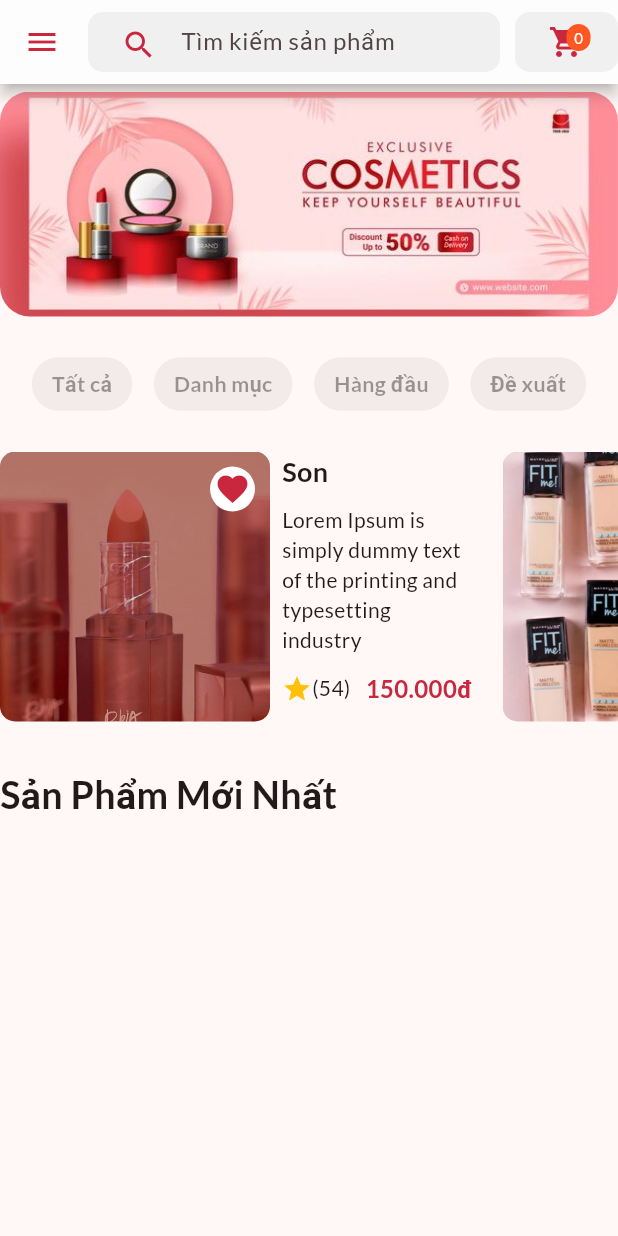
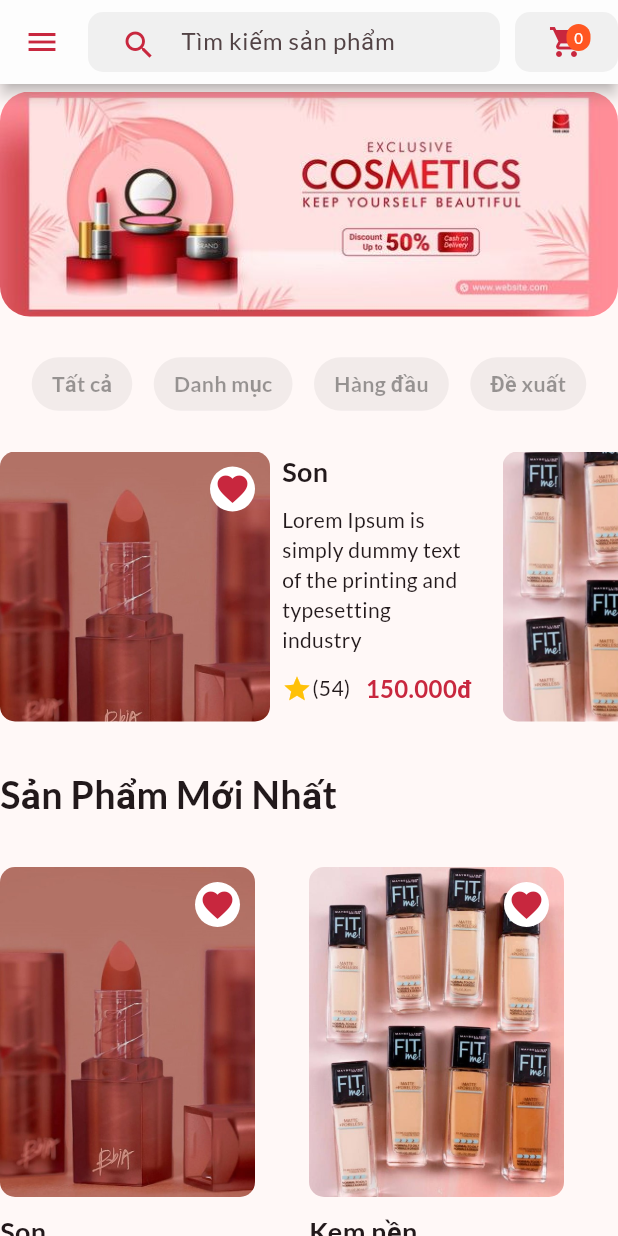
Before and after one commit to lesacIT/my_shop, a Flutter app: the ProductsOverviewScreen screen opened directly, on a phone screen of 412 x 824 dp. Run offline on Flutter 3.47's test engine with Material 3 defaults, Android fonts, the phone set to English and light mode, and no system bars; our stand-ins replace flutter_dotenv, shared_preferences; accounts and stored records are empty; network calls fail.

Commit message:
ngay 25/3/2024

```diff
--- a/lib/ui/products/products_grid.dart
+++ b/lib/ui/products/products_grid.dart
@@ -2,7 +2,7 @@ import 'package:flutter/material.dart';
 import 'package:provider/provider.dart';
 
 import '../../models/product.dart';
-import 'product_grid_tile.dart';
+// import 'product_grid_tile.dart';
 import 'products_manager.dart';
 
 class ProductsGrid extends StatelessWidget {
@@ -41,7 +41,8 @@ class ProductsGrid extends StatelessWidget {
           showFavorites ? productsManager.favoriteItems : productsManager.items,
     );
 
-    return Column(
+    return SingleChildScrollView(
+        child: Column(
       children: [
         SizedBox(height: 5),
         Container(
@@ -206,109 +207,110 @@ class ProductsGrid extends StatelessWidget {
             ),
           ),
         ),
-        // SizedBox(height: 30),
-        // GridView.builder(
-        //   itemCount: productTitles.length,
-        //   shrinkWrap: true,
-        //   physics: NeverScrollableScrollPhysics(),
-        //   gridDelegate: SliverGridDelegateWithFixedCrossAxisCount(
+        SizedBox(height: 30),
+        GridView.builder(
+          itemCount: productTitles.length,
+          shrinkWrap: true,
+          physics: NeverScrollableScrollPhysics(),
+          gridDelegate: SliverGridDelegateWithFixedCrossAxisCount(
+            crossAxisCount: 2,
+            childAspectRatio: 0.6,
+            // crossAxisSpacing: 40,
+          ),
+          itemBuilder: (context, index) {
+            return Container(
+              width: 200,
+              child: Column(
+                mainAxisAlignment: MainAxisAlignment.start,
+                crossAxisAlignment: CrossAxisAlignment.start,
+                children: [
+                  SizedBox(
+                    height: 220,
+                    child: Stack(
+                      children: [
+                        InkWell(
+                          onTap: () {},
+                          child: ClipRRect(
+                            borderRadius: BorderRadius.circular(10),
+                            child: Image.asset(
+                              imageList[index],
+                              width: 170,
+                              fit: BoxFit.cover,
+                              height: 220,
+                            ),
+                          ),
+                        ),
+                        Positioned(
+                          right: 10,
+                          top: 10,
+                          child: Container(
+                            height: 30,
+                            width: 30,
+                            decoration: BoxDecoration(
+                              color: Colors.white,
+                              borderRadius: BorderRadius.circular(20),
+                            ),
+                            child: Center(
+                              child: Icon(
+                                Icons.favorite,
+                                color: Color(0xFFC8273E),
+                              ),
+                            ),
+                          ),
+                        )
+                      ],
+                    ),
+                  ),
+                  SizedBox(height: 10),
+                  Text(
+                    productTitles[index],
+                    style: TextStyle(
+                      fontSize: 18,
+                      fontWeight: FontWeight.bold,
+                    ),
+                  ),
+                  SizedBox(height: 10),
+                  Row(
+                    children: [
+                      Icon(
+                        Icons.star,
+                        color: Colors.amber,
+                        size: 22,
+                      ),
+                      Text(
+                        '(' + reviews[index] + ')',
+                      ),
+                      SizedBox(width: 10),
+                      Text(
+                        prices[index],
+                        style: TextStyle(
+                          fontSize: 18,
+                          fontWeight: FontWeight.bold,
+                          color: Color(0xFFC8273E),
+                        ),
+                      ),
+                    ],
+                  ),
+                ],
+              ),
+            );
+          },
+        ),
+
+        // Expanded(
+        // child: GridView.builder(
+        //   padding: const EdgeInsets.all(10.0),
+        //   itemCount: products.length,
+        //   itemBuilder: (ctx, i) => ProductGridTile(products[i]),
+        //   gridDelegate: const SliverGridDelegateWithFixedCrossAxisCount(
         //     crossAxisCount: 2,
-        //     childAspectRatio: 0.6,
-        //     // crossAxisSpacing: 40,
+        //     childAspectRatio: 3 / 2,
+        //     crossAxisSpacing: 10,
+        //     mainAxisSpacing: 10,
         //   ),
-        //   itemBuilder: (context, index) {
-        //     return Container(
-        //       width: 200,
-        //       child: Column(
-        //         mainAxisAlignment: MainAxisAlignment.start,
-        //         crossAxisAlignment: CrossAxisAlignment.start,
-        //         children: [
-        //           SizedBox(
-        //             height: 220,
-        //             child: Stack(
-        //               children: [
-        //                 InkWell(
-        //                   onTap: () {},
-        //                   child: ClipRRect(
-        //                     borderRadius: BorderRadius.circular(10),
-        //                     child: Image.asset(
-        //                       imageList[index],
-        //                       width: 170,
-        //                       fit: BoxFit.cover,
-        //                       height: 220,
-        //                     ),
-        //                   ),
-        //                 ),
-        //                 Positioned(
-        //                   right: 10,
-        //                   top: 10,
-        //                   child: Container(
-        //                     height: 30,
-        //                     width: 30,
-        //                     decoration: BoxDecoration(
-        //                       color: Colors.white,
-        //                       borderRadius: BorderRadius.circular(20),
-        //                     ),
-        //                     child: Center(
-        //                       child: Icon(
-        //                         Icons.favorite,
-        //                         color: Color(0xFFC8273E),
-        //                       ),
-        //                     ),
-        //                   ),
-        //                 )
-        //               ],
-        //             ),
-        //           ),
-        //           SizedBox(height: 10),
-        //           Text(
-        //             productTitles[index],
-        //             style: TextStyle(
-        //               fontSize: 18,
-        //               fontWeight: FontWeight.bold,
-        //             ),
-        //           ),
-        //           SizedBox(height: 10),
-        //           Row(
-        //             children: [
-        //               Icon(
-        //                 Icons.star,
-        //                 color: Colors.amber,
-        //                 size: 22,
-        //               ),
-        //               Text(
-        //                 '(' + reviews[index] + ')',
-        //               ),
-        //               SizedBox(width: 10),
-        //               Text(
-        //                 prices[index],
-        //                 style: TextStyle(
-        //                   fontSize: 18,
-        //                   fontWeight: FontWeight.bold,
-        //                   color: Color(0xFFC8273E),
-        //                 ),
-        //               ),
-        //             ],
-        //           ),
-        //         ],
-        //       ),
-        //     );
-        //   },
         // ),
-        Expanded(
-          child: GridView.builder(
-            padding: const EdgeInsets.all(10.0),
-            itemCount: products.length,
-            itemBuilder: (ctx, i) => ProductGridTile(products[i]),
-            gridDelegate: const SliverGridDelegateWithFixedCrossAxisCount(
-              crossAxisCount: 2,
-              childAspectRatio: 3 / 2,
-              crossAxisSpacing: 10,
-              mainAxisSpacing: 10,
-            ),
-          ),
-        ),
+        // ),
       ],
-    );
+    ));
   }
 }
```
